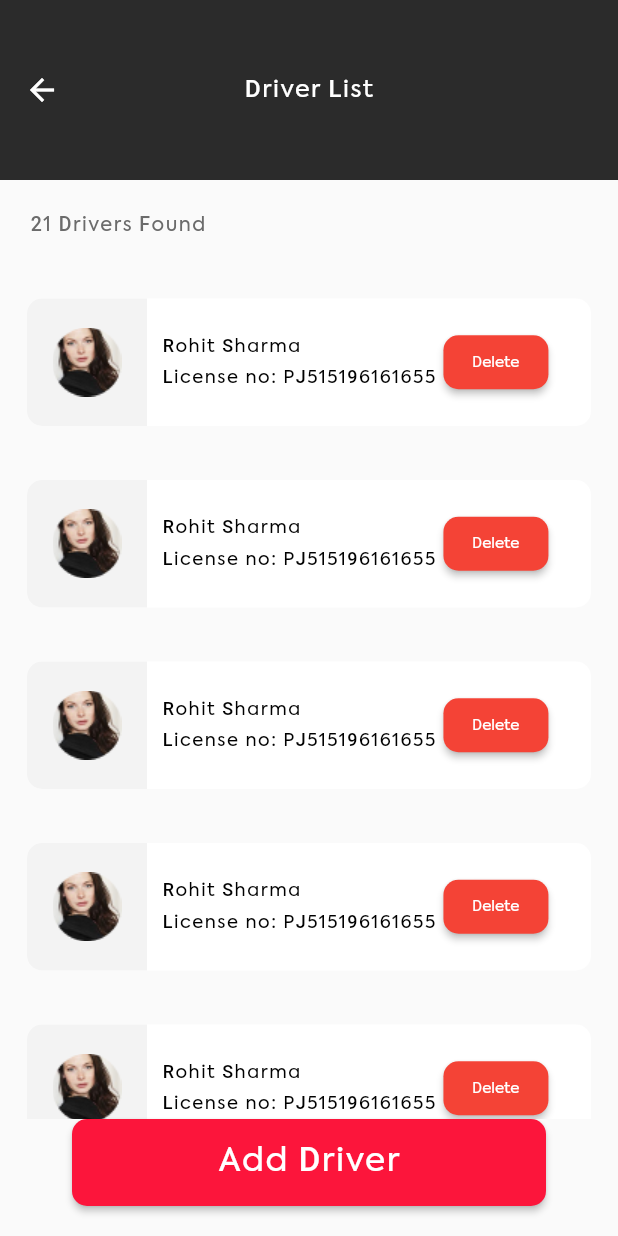
After one commit to AjilAshok/noviindus-, a Flutter app: the HomagePage screen opened directly, after a tap on "Driver", on a phone screen of 412 x 824 dp. The commit adds this screen. Run offline on Flutter 3.47's test engine with Material 2 defaults, Android fonts, the phone set to English and light mode, and no system bars.

Commit message:
ui part fully finished

```diff
--- /dev/null
+++ b/lib/presentation/commonwidgets/appbar.dart
@@ -0,0 +1,37 @@
+import 'package:flutter/material.dart';
+import 'package:flutter/src/widgets/framework.dart';
+import 'package:flutter/src/widgets/placeholder.dart';
+
+class CustomAppbar extends StatelessWidget implements PreferredSizeWidget {
+  const CustomAppbar({super.key, required this.text, required this.height});
+  final String text;
+  final double height;
+
+  @override
+  Widget build(BuildContext context) {
+    return AppBar(
+      elevation: 0,
+      toolbarHeight: 120,
+      backgroundColor: const Color(0xFFF2B2B2B),
+      title: Text(
+        text.toString(),
+        style: const TextStyle(
+            color: Colors.white,
+            fontSize: 16,
+            fontFamily: 'Axiforma',
+            letterSpacing: 1,
+            fontWeight: FontWeight.w500),
+      ),
+      centerTitle: true,
+      leading: IconButton(
+          onPressed: () {
+            Navigator.of(context).pop();
+          },
+          icon: const Icon(Icons.arrow_back),
+          color: Colors.white),
+    );
+  }
+
+  @override
+  Size get preferredSize => Size.fromHeight(height);
+}
--- /dev/null
+++ b/lib/presentation/commonwidgets/button.dart
@@ -0,0 +1,43 @@
+import 'package:flutter/material.dart';
+import 'package:pra/presentation/adddriver/add_driverpage.dart';
+
+class CustomButton extends StatelessWidget {
+  const CustomButton(
+      {super.key,
+      required this.text,
+      required this.backgroundColor,
+      required this.textColor,required this.onPressed});
+  final String text;
+  final Color backgroundColor;
+  final Color textColor;
+  final void Function () onPressed;
+
+  @override
+  Widget build(BuildContext context) {
+    return Container(
+      margin: const EdgeInsets.only(bottom: 20),
+      child: ElevatedButton(
+          style: ElevatedButton.styleFrom(
+              backgroundColor: backgroundColor,
+              fixedSize: const Size(316, 58),
+              shape: RoundedRectangleBorder(
+                  borderRadius: BorderRadius.circular(10))),
+          onPressed: () {
+            Navigator.pushReplacement(
+                context,
+                MaterialPageRoute(
+                  builder: (context) => const AddDriver(),
+                ));
+          },
+          child: Text(
+            text.toString(),
+            style: TextStyle(
+                color: textColor,
+                fontSize: 22,
+                fontFamily: 'Axiforma',
+                letterSpacing: 1,
+                fontWeight: FontWeight.w500),
+          )),
+    );
+  }
+}
--- /dev/null
+++ b/lib/presentation/commonwidgets/managecard.dart
@@ -0,0 +1,89 @@
+import 'package:flutter/material.dart';
+
+class BusmanentCard extends StatelessWidget {
+  const BusmanentCard({super.key,required this.imageurl,required this.onPressed,required this.subtile,required this.title,required this.buttontext});
+  final String imageurl;
+  final String title;
+  final String subtile;
+  final String buttontext;
+  final void Function() onPressed;
+
+
+  @override
+  Widget build(BuildContext context) {
+    return ListView.builder(
+      itemCount: 10,
+      itemBuilder: (context, index) {
+        return Container(
+          margin: const EdgeInsets.all(18),
+          height: 85,
+          decoration: BoxDecoration(
+              color: Colors.white, borderRadius: BorderRadius.circular(10)),
+          child: Row(
+            children: [
+              Container(
+                decoration: const BoxDecoration(
+                    color: Color(0XFFF3F3F3),
+                    borderRadius: BorderRadius.only(
+                      topLeft: Radius.circular(10),
+                      bottomLeft: Radius.circular(10),
+                    )),
+                width: 80,
+                child: Image.asset(
+                  imageurl,
+                  height: 100,
+                ),
+              ),
+              const SizedBox(
+                width: 10,
+              ),
+              Column(
+                crossAxisAlignment: CrossAxisAlignment.start,
+                mainAxisAlignment: MainAxisAlignment.center,
+                children:  [
+                  Text(
+                    title,
+                    style: const TextStyle(
+                        color: Colors.black,
+                        fontSize: 12,
+                        fontFamily: 'Axiforma',
+                        letterSpacing: 1,
+                        fontWeight: FontWeight.w500),
+                  ),
+                  const SizedBox(height: 2),
+                  Text(
+                    subtile,
+                    style: const TextStyle(
+                        color: Colors.black,
+                        fontSize: 12,
+                        fontFamily: 'Axiforma',
+                        letterSpacing: 1,
+                        fontWeight: FontWeight.w500),
+                  ),
+                ],
+              ),
+              const SizedBox(
+                width: 5,
+              ),
+              ElevatedButton(
+                  style: ElevatedButton.styleFrom(
+                      backgroundColor: Colors.red,
+                      fixedSize: const Size(80, 30),
+                      shape: RoundedRectangleBorder(
+                          borderRadius: BorderRadius.circular(10))),
+                  onPressed: onPressed,
+                  child:  Text(
+                    buttontext,
+                    style:const TextStyle(
+                        color: Colors.white,
+                        fontSize: 10,
+                        fontFamily: 'Axiforma',
+                        fontWeight: FontWeight.w400),
+                  )),
+            ],
+          ),
+        );
+      },
+    );
+  }
+}
--- /dev/null
+++ b/lib/presentation/driverlist/driver_list.dart
@@ -0,0 +1,131 @@
+import 'package:flutter/material.dart';
+import 'package:pra/presentation/adddriver/add_driverpage.dart';
+import 'package:pra/presentation/commonwidgets/appbar.dart';
+import 'package:pra/presentation/commonwidgets/button.dart';
+
+class DriverList extends StatelessWidget {
+  const DriverList({super.key});
+
+  @override
+  Widget build(BuildContext context) {
+    return Scaffold(
+      appBar: const CustomAppbar(
+        text: 'Driver List',
+        height: 120,
+      ),
+      body: Column(
+        crossAxisAlignment: CrossAxisAlignment.start,
+        children: [
+          const Padding(
+            padding: EdgeInsets.symmetric(vertical: 20, horizontal: 20),
+            child: Text(
+              '21 Drivers Found',
+              style: TextStyle(
+                  color: Color(0xFF6B6B6B),
+                  fontSize: 13,
+                  fontFamily: 'Axiforma',
+                  letterSpacing: 1,
+                  fontWeight: FontWeight.w500),
+            ),
+          ),
+          const Expanded(child: DriverlistCard()),
+          Center(
+            child: CustomButton(
+                onPressed: () {
+                  Navigator.of(context).push(MaterialPageRoute(
+                    builder: (context) => const AddDriver(),
+                  ));
+                },
+                text: 'Add Driver',
+                textColor: Colors.white,
+                backgroundColor: const Color(
+                  0xFFFC153B,
+                )),
+          )
+        ],
+      ),
+    );
+  }
+}
+
+class DriverlistCard extends StatelessWidget {
+  const DriverlistCard({super.key});
+
+  @override
+  Widget build(BuildContext context) {
+    return ListView.builder(
+      itemCount: 10,
+      itemBuilder: (context, index) {
+        return Container(
+          margin: const EdgeInsets.all(18),
+          height: 85,
+          decoration: BoxDecoration(
+              color: Colors.white, borderRadius: BorderRadius.circular(10)),
+          child: Row(
+            children: [
+              Container(
+                decoration: const BoxDecoration(
+                    color: Color(0XFFF3F3F3),
+                    borderRadius: BorderRadius.only(
+                      topLeft: Radius.circular(10),
+                      bottomLeft: Radius.circular(10),
+                    )),
+                width: 80,
+                child: Image.asset(
+                  'assets/Ellipse.png',
+                  height: 100,
+                ),
+              ),
+              const SizedBox(
+                width: 10,
+              ),
+              Column(
+                crossAxisAlignment: CrossAxisAlignment.start,
+                mainAxisAlignment: MainAxisAlignment.center,
+                children: const [
+                  Text(
+                    'Rohit Sharma',
+                    style: TextStyle(
+                        color: Colors.black,
+                        fontSize: 12,
+                        fontFamily: 'Axiforma',
+                        letterSpacing: 1,
+                        fontWeight: FontWeight.w500),
+                  ),
+                  SizedBox(height: 2),
+                  Text(
+                    'License no: PJ515196161655',
+                    style: TextStyle(
+                        color: Colors.black,
+                        fontSize: 12,
+                        fontFamily: 'Axiforma',
+                        letterSpacing: 1,
+                        fontWeight: FontWeight.w500),
+                  ),
+                ],
+              ),
+              const SizedBox(
+                width: 5,
+              ),
+              ElevatedButton(
+                  style: ElevatedButton.styleFrom(
+                      backgroundColor: Colors.red,
+                      fixedSize: const Size(70, 30),
+                      shape: RoundedRectangleBorder(
+                          borderRadius: BorderRadius.circular(10))),
+                  onPressed: () {},
+                  child: const Text(
+                    'Delete',
+                    style: TextStyle(
+                        color: Colors.white,
+                        fontSize: 10,
+                        fontFamily: 'Axiforma',
+                        fontWeight: FontWeight.w400),
+                  )),
+            ],
+          ),
+        );
+      },
+    );
+  }
+}
--- /dev/null
+++ b/lib/presentation/homepage/homepage_main.dart
@@ -0,0 +1,165 @@
+import 'package:flutter/material.dart';
+import 'package:pra/presentation/busmange/busmanagepage.dart';
+import 'package:pra/presentation/commonwidgets/managecard.dart';
+import 'package:pra/presentation/driverlist/driver_list.dart';
+import 'package:pra/presentation/drivermangement/driver_manage.dart';
+
+class HomagePage extends StatelessWidget {
+  const HomagePage({super.key});
+
+  @override
+  Widget build(BuildContext context) {
+    return Scaffold(
+      appBar: AppBar(
+        elevation: 0,
+        toolbarHeight: 120,
+        backgroundColor: const Color(0xFFF2B2B2B),
+        title: Image.asset(
+          'assets/logo.png',
+          height: 100,
+        ),
+        centerTitle: true,
+      ),
+      body: Column(
+        crossAxisAlignment: CrossAxisAlignment.start,
+        children: [
+          Row(
+            children: [
+              GestureDetector(
+                onTap: () {
+                  Navigator.of(context).push(MaterialPageRoute(
+                    builder: (context) => const BusManage(),
+                  ));
+                },
+                child: SizedBox(
+                    width: MediaQuery.of(context).size.width / 2,
+                    child: const HomepageCard(
+                      height: 100,
+                      title: 'Bus',
+                      color: Color(0xFFFC153B),
+                      subTitle: 'Manage your Bus',
+                      imagurl: 'assets/image 2.png',
+                    )),
+              ),
+              GestureDetector(
+                onTap: () {
+                  Navigator.of(context).push(MaterialPageRoute(
+                    builder: (context) => const DriverList(),
+                  ));
+                },
+                child: SizedBox(
+                  width: MediaQuery.of(context).size.width / 2,
+                  child: const HomepageCard(
+                    height: 150,
+                    title: 'Driver',
+                    subTitle: 'Manage you Drive',
+                    color: Color(0xfff2b2b2b),
+                    imagurl:
+                        'assets/99-996004_get-driving-directions-car-driver-removebg-preview 1.png',
+                  ),
+                ),
+              )
+            ],
+          ),
+          //  :
+          const Padding(
+            padding: EdgeInsets.symmetric(vertical: 20, horizontal: 20),
+            child: Text(
+              '21 Drivers Found',
+              style: TextStyle(
+                  color: Color(0xFF6B6B6B),
+                  fontSize: 13,
+                  fontFamily: 'Axiforma',
+                  letterSpacing: 1,
+                  fontWeight: FontWeight.w500),
+            ),
+          ),
+          Expanded(
+              child: BusmanentCard(
+            title: 'KSRTC',
+            subtile: 'Switf Scania P- Series',
+            imageurl: 'assets/image 3.png',
+            buttontext: 'Manage',
+            onPressed: () {
+              Navigator.of(context).push(MaterialPageRoute(builder: (context) => const DriverManage(),));
+            },
+          ))
+        ],
+      ),
+    );
+  }
+}
+
+class HomepageCard extends StatelessWidget {
+  const HomepageCard(
+      {super.key,
+      required this.color,
+      required this.imagurl,
+      required this.subTitle,
+      required this.height,
+      required this.title});
+  final String title;
+  final String subTitle;
+  final Color color;
+  final String imagurl;
+  final double height;
+
+  @override
+  Widget build(BuildContext context) {
+    return Container(
+      margin: const EdgeInsets.symmetric(horizontal: 5, vertical: 10),
+      decoration: BoxDecoration(
+        borderRadius: BorderRadius.circular(10),
+        color: color,
+      ),
+      height: 200,
+      width: MediaQuery.of(context).size.width / 2,
+      child: Expanded(
+        child: Row(
+          children: [
+            Column(
+              crossAxisAlignment: CrossAxisAlignment.start,
+              children: [
+                Padding(
+                  padding: const EdgeInsets.all(8),
+                  child: Text(
+                    title,
+                    style: const TextStyle(
+                        color: Colors.white,
+                        fontSize: 26,
+                        fontFamily: 'Axiforma',
+                        letterSpacing: 1,
+                        fontWeight: FontWeight.w700),
+                  ),
+                ),
+                Padding(
+                  padding: const EdgeInsets.symmetric(horizontal: 8),
+                  child: Text(
+                    subTitle,
+                    style: const TextStyle(
+                        color: Colors.white,
+                        fontSize: 10,
+                        fontFamily: 'Axiforma',
+                        letterSpacing: 1,
+                        fontWeight: FontWeight.w500),
+                  ),
+                ),
+                SizedBox(
+                  height: 120,
+                  width: 185,
+                  child: Align(
+                    alignment: Alignment.centerRight,
+                    child: Image.asset(
+                      imagurl,
+                      height: height,
+                    ),
+                  ),
+                )
+              ],
+            ),
+          ],
+        ),
+      ),
+    );
+  }
+}
--- a/lib/presentation/login/login_page.dart
+++ b/lib/presentation/login/login_page.dart
@@ -3,8 +3,9 @@ import 'dart:convert';
 import 'package:flutter/material.dart';
 import 'package:flutter/src/widgets/container.dart';
 import 'package:flutter/src/widgets/framework.dart';
-import 'package:pra/presentation/homepage/homepage.dart';
+import 'package:pra/presentation/drivermangement/driver_manage.dart';
 import 'package:http/http.dart' as http;
+import 'package:pra/presentation/homepage/homepage_main.dart';
 import 'package:pra/presentation/splashscreen/splash_screen.dart';
 
 class LoginPage extends StatelessWidget {
@@ -61,7 +62,7 @@ class LoginPage extends StatelessWidget {
                     Navigator.pushReplacement(
                         context,
                         MaterialPageRoute(
-                          builder: (context) => MyHomePage(),
+                          builder: (context) => HomagePage(),
                         ));
                     // Authentication successful
                     // Parse the API key and token from the response body
--- a/lib/presentation/splashscreen/splash_screen.dart
+++ b/lib/presentation/splashscreen/splash_screen.dart
@@ -33,7 +33,7 @@ class SplashScreen extends StatelessWidget {
                   Navigator.pushReplacement(
                       context,
                       MaterialPageRoute(
-                        builder: (context) => LoginPage(),
+                        builder: (context) => const LoginPage(),
                       ));
                 },
                 child: const Text(
```
Also changed, not shown: lib/presentation/adddriver/add_driverpage.dart (added, +76 -0 lines), lib/presentation/busmange/busmanagepage.dart (added, +79 -0 lines), lib/presentation/drivermangement/driver_manage.dart (renamed from lib/presentation/homepage/homepage.dart, +29 -32 lines), lib/presentation/busmange/widget/seatwidget.dart (renamed from lib/presentation/homepage/widget/seatwidget.dart).
